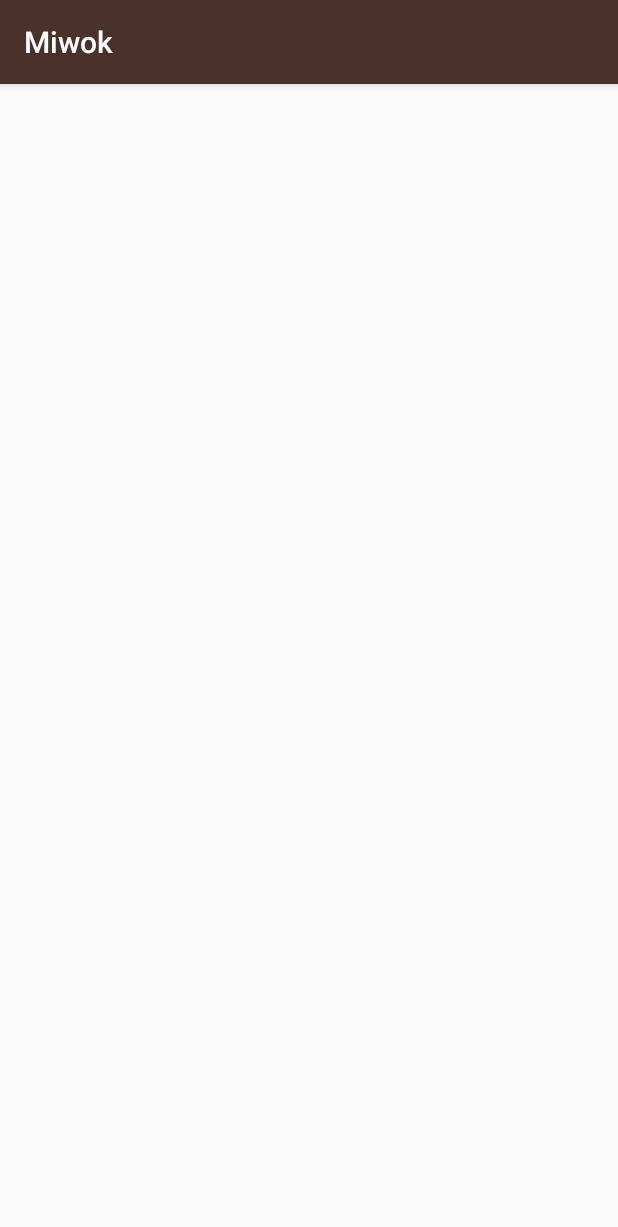
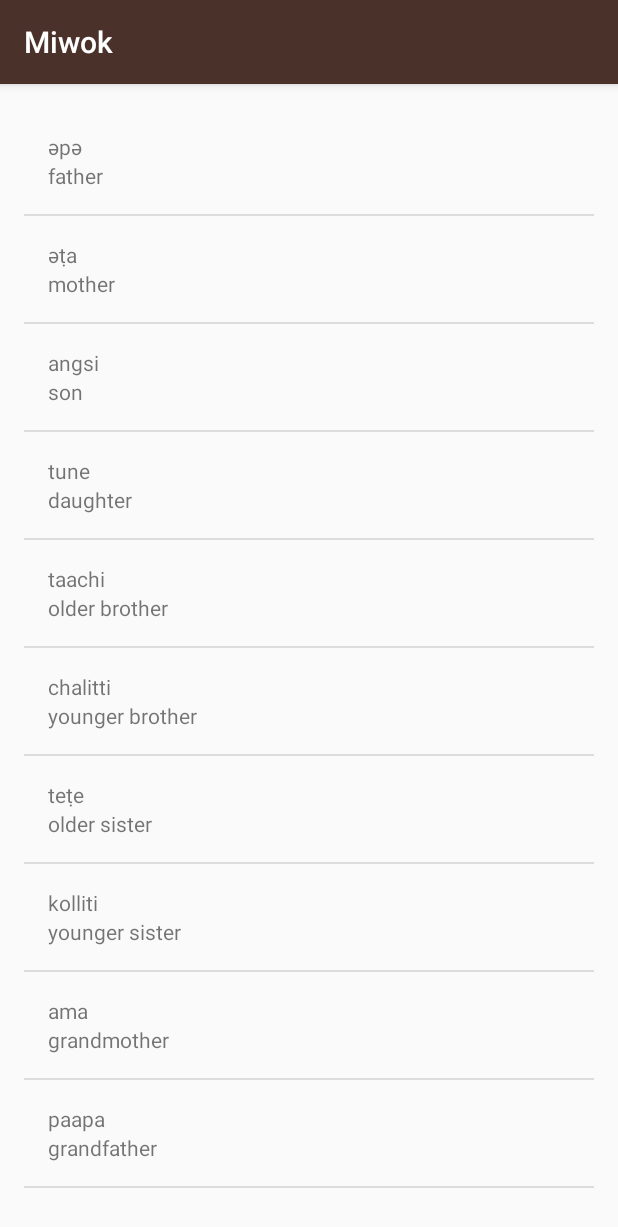
Before and after one commit to baguiar428/Miwok-App, an Android app: the FamilyActivity screen opened directly, with no data from a screen before it, on a phone screen of 412 x 824 dp. Shown: the top 1227 px of the screen. Run offline under Robolectric (Android 15) with nearby library versions, the phone set to English and light mode, and no system bars.

Commit message:
Updated ArrayLists for each activity

```diff
--- a/app/src/main/java/com/example/android/miwok/FamilyActivity.java
+++ b/app/src/main/java/com/example/android/miwok/FamilyActivity.java
@@ -2,12 +2,34 @@
 
 import android.support.v7.app.AppCompatActivity;
 import android.os.Bundle;
+import android.widget.ListView;
+
+import java.util.ArrayList;
 
 public class FamilyActivity extends AppCompatActivity {
 
     @Override
     protected void onCreate(Bundle savedInstanceState) {
         super.onCreate(savedInstanceState);
-        setContentView(R.layout.activity_family);
+        setContentView(R.layout.activity_numbers);
+
+        ArrayList<Word> words = new ArrayList<Word>();
+
+        words.add(new Word("father","әpә"));
+        words.add(new Word("mother","әṭa"));
+        words.add(new Word("son","angsi"));
+        words.add(new Word("daughter","tune"));
+        words.add(new Word("older brother","taachi"));
+        words.add(new Word("younger brother","chalitti"));
+        words.add(new Word("older sister","teṭe"));
+        words.add(new Word("younger sister", "kolliti"));
+        words.add(new Word("grandmother", "ama"));
+        words.add(new Word("grandfather", "paapa"));
+
+        WordAdapter adapter = new WordAdapter(this, words);
+
+        ListView listView = (ListView) findViewById(R.id.list);
+
+        listView.setAdapter(adapter);
     }
 }
--- a/app/src/main/java/com/example/android/miwok/WordAdapter.java
+++ b/app/src/main/java/com/example/android/miwok/WordAdapter.java
@@ -21,6 +21,8 @@
         // going to use this second argument, so it can be any value. Here, we used 0.
         super(context, 0, words);
     }
+
+
     @Override
     public View getView(int position, View convertView, ViewGroup parent) {
         // Check if the existing view is being reused, otherwise inflate the view
@@ -30,12 +32,11 @@
                     R.layout.list_item, parent, false);
         }
 
-        // Get the {@link AndroidFlavor} object located at this position in the list
         Word currentWord = getItem(position);
 
         // Find the TextView in the list_item.xml layout with the ID version_name
         TextView miwokTextView = (TextView) listItemView.findViewById(R.id.miwok_text_view);
-        // Get the version name from the current AndroidFlavor object and
+        // Get the version name from the current word object and
         // set this text on the name TextView
         miwokTextView.setText(currentWord.getMiwokTranslation());
 
```
Also changed, not shown: app/src/main/java/com/example/android/miwok/ColorsActivity.java (+21 -1 lines), app/src/main/java/com/example/android/miwok/PhrasesActivity.java (+23 -1 lines).
